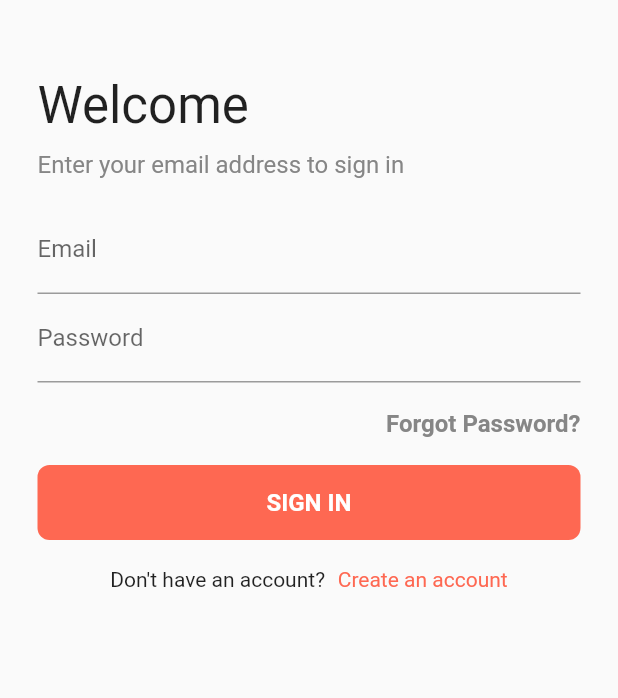
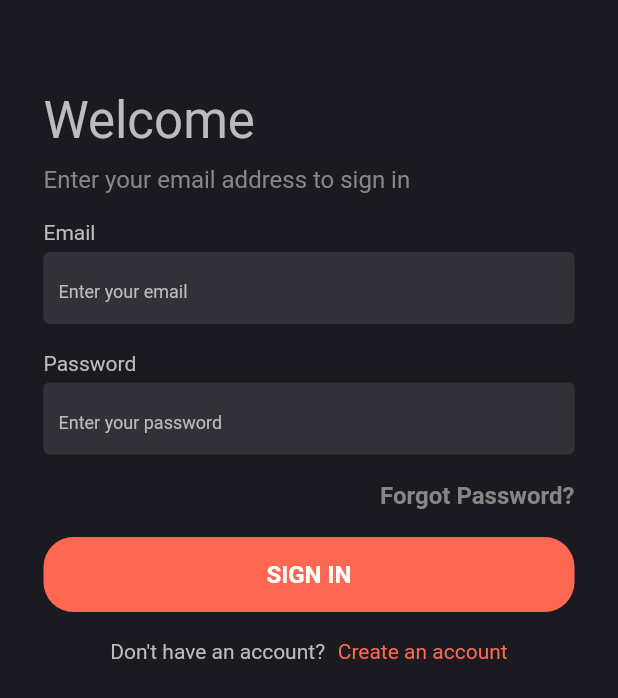
Before and after one commit to maxfornacon/gymnotes, a Flutter app: the screen it shows after launch, on a phone screen of 412 x 824 dp. Shown: the top 698 px of the screen. Run offline on Flutter 3.47's test engine with Material 2 defaults, Android fonts, the phone set to English and light mode, and no system bars; our stand-ins replace cloud_firestore, firebase_core, flutter_heatmap_calendar, freezed_annotation, logger, shared_preferences and 3 more; missing offline and left inert: stacked_firebase_auth, universal_html; accounts and stored records are empty.

Commit message:
Style login and sign up

```diff
--- a/lib/ui/dumb_widgets/authentication_layout.dart
+++ b/lib/ui/dumb_widgets/authentication_layout.dart
@@ -1,4 +1,6 @@
 import 'package:flutter/material.dart';
+import 'package:gymnotes/ui/dumb_widgets/responsive_card.dart';
+import 'package:gymnotes/ui/dumb_widgets/rounded_button.dart';
 
 import '../shared/styles.dart';
 import '../shared/ui_helpers.dart';
@@ -33,11 +35,9 @@ class AuthenticationLayout extends StatelessWidget {
 
   @override
   Widget build(BuildContext context) {
-    return Padding(
-      padding: const EdgeInsets.symmetric(horizontal: 25.0),
+    return ResponsiveCard(
       child: ListView(
         children: [
-          if (onBackPressed == null) vSpaceLarge,
           if (onBackPressed != null) vSpaceRegular,
           if (onBackPressed != null) IconButton(
             padding: EdgeInsets.zero,
@@ -51,7 +51,8 @@ class AuthenticationLayout extends StatelessWidget {
           Text(
             title,
             style: const TextStyle(
-              fontSize: 34
+              fontSize: 34,
+              color: kcForegroundColor,
             )
           ),
           vSpaceSmall,
@@ -89,18 +90,8 @@ class AuthenticationLayout extends StatelessWidget {
             )
           ),
           if (validationMessage != null) vSpaceRegular,
-          MouseRegion(
-            cursor: SystemMouseCursors.click,
-            child: GestureDetector(
-              onTap: onMainButtonTapped,
-              child: Container(
-                width: double.infinity,
-                height: 50,
-                alignment: Alignment.center,
-                decoration: BoxDecoration(
-                  color: kcPrimaryColor,
-                  borderRadius: BorderRadius.circular(8)
-                ),
+          RoundedButton(
+            onPressed: onMainButtonTapped,
             child: busy
                 ? const CircularProgressIndicator(
               valueColor: AlwaysStoppedAnimation<Color>(Colors.white),
@@ -114,8 +105,6 @@ class AuthenticationLayout extends StatelessWidget {
                 )
             ),
           ),
-            ),
-          ),
           vSpaceRegular,
           if (onCreateAccountTapped != null) GestureDetector(
             onTap: onCreateAccountTapped,
@@ -124,6 +113,9 @@ class AuthenticationLayout extends StatelessWidget {
               children: const [
                 Text(
                   'Don\'t have an account? ',
+                  style: TextStyle(
+                    color: kcForegroundColor
+                  ),
                 ),
                 hSpaceTiny,
                 MouseRegion(
--- a/lib/ui/login/login_view.dart
+++ b/lib/ui/login/login_view.dart
@@ -1,5 +1,8 @@
 import 'package:flutter/material.dart';
 import 'package:gymnotes/ui/dumb_widgets/authentication_layout.dart';
+import 'package:gymnotes/ui/dumb_widgets/custom_app_bar.dart';
+import 'package:gymnotes/ui/shared/styles.dart';
+import 'package:gymnotes/ui/shared/ui_helpers.dart';
 import 'package:stacked/stacked.dart';
 import 'package:stacked/stacked_annotations.dart';
 
@@ -22,6 +25,7 @@ class LoginView extends StatelessWidget with $LoginView {
       viewModelBuilder: () => LoginViewModel(),
       builder: (context, viewModel, child) {
         return Scaffold(
+          appBar: getAppBar('', []),
           body: AuthenticationLayout(
             busy: viewModel.isBusy,
             onMainButtonTapped: viewModel.saveData,
@@ -32,19 +36,87 @@ class LoginView extends StatelessWidget with $LoginView {
             mainButtonTitle: 'SIGN IN',
             form: Column(
               children: [
+                const Align(
+                  alignment: Alignment.centerLeft,
+                  child: Text(
+                    'Email',
+                    style: TextStyle(
+                      color: kcForegroundColor,
+                    ),
+                  ),
+                ),
+                vSpaceTiny,
                 TextField(
                   controller: emailController,
                   decoration: const InputDecoration(
-                    labelText: 'Email',
+                    hintText: 'Enter your email',
+                    hintStyle: TextStyle(
+                      color: kcForegroundColor,
+                      fontSize: 12,
+                    ),
+                    contentPadding: EdgeInsets.all(10),
+                    fillColor: Colors.white10,
+                    filled: true,
+                    enabledBorder: OutlineInputBorder(
+                      borderSide: BorderSide(
+                          color: Colors.transparent
+                      ),
+                    ),
+                    focusedBorder: OutlineInputBorder(
+                      borderSide: BorderSide(
+                          color: Colors.transparent
+                      ),
+                    ),
+                  ),
+                  style: const TextStyle(
+                    fontSize: 20,
+                    color: kcForegroundColor,
+                  ),
+                  cursorColor: kcPrimaryColor,
+
+                ),
+                vSpaceRegular,
+                const Align(
+                  alignment: Alignment.centerLeft,
+                  child: Text(
+                    'Password',
+                    style: TextStyle(
+                      color: kcForegroundColor,
+                    ),
                   ),
                 ),
+                vSpaceTiny,
                 TextField(
                   controller: passwordController,
                   keyboardType: TextInputType.visiblePassword,
                   obscureText: true,
+
                   decoration: const InputDecoration(
-                    labelText: 'Password',
+                    hintText: 'Enter your password',
+                    hintStyle: TextStyle(
+                      color: kcForegroundColor,
+                      fontSize: 12,
+                    ),
+                    contentPadding: EdgeInsets.all(10),
+                    fillColor: Colors.white10,
+                    filled: true,
+                    enabledBorder: OutlineInputBorder(
+                      borderSide: BorderSide(
+                          color: Colors.transparent
+                      ),
+                    ),
+                    focusedBorder: OutlineInputBorder(
+                      borderSide: BorderSide(
+                          color: Colors.transparent
+                      ),
+                    ),
                   ),
+                  style: const TextStyle(
+                    fontSize: 20,
+                    color: kcForegroundColor,
+                  ),
+                  cursorColor: kcPrimaryColor,
+
                 ),
               ],
             ),
```
Also changed, not shown: lib/ui/create_account/create_account_view.dart (+68 -8 lines). Lines whose indentation alone changed are shown as unchanged.
